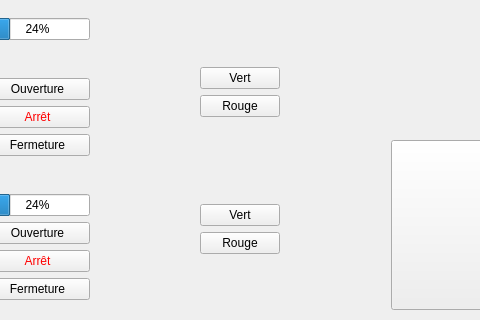
VConstans/IHMEcluse, file mainwindow.ui: the form before one commit; both pictures show x 287 to 767 and y 422 to 742 of the 1107 by 843 pixel window.
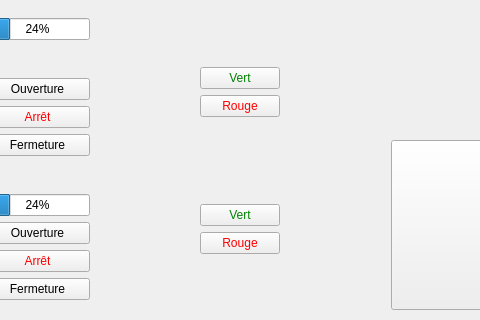
The form after the commit. Icons and pictures are not drawn.

Commit message: Change pixmap for signal, vannes and alarm

Diff of the .ui file:
```diff
--- a/mainwindow.ui
+++ b/mainwindow.ui
@@ -596,7 +596,7 @@
            <item>
             <widget class="QPushButton" name="vertMontant">
              <property name="styleSheet">
-              <string notr="true">#pushButton_3{color: green}</string>
+              <string notr="true">#vertMontant{color: green}</string>
              </property>
              <property name="text">
               <string>Vert</string>
@@ -606,7 +606,7 @@
            <item>
             <widget class="QPushButton" name="rougeMontant">
              <property name="styleSheet">
-              <string notr="true">#pushButton_4{color: red}</string>
+              <string notr="true">#rougeMontant{color: red}</string>
              </property>
              <property name="text">
               <string>Rouge</string>
@@ -620,7 +620,7 @@
            <item>
             <widget class="QPushButton" name="vertAvalant">
              <property name="styleSheet">
-              <string notr="true">#pushButton_2{color: green}</string>
+              <string notr="true">#vertAvalant{color: green}</string>
              </property>
              <property name="text">
               <string>Vert</string>
@@ -630,7 +630,7 @@
            <item>
             <widget class="QPushButton" name="rougeAvalant">
              <property name="styleSheet">
-              <string notr="true">#pushButton{color: red}</string>
+              <string notr="true">#rougeAvalant{color: red}</string>
              </property>
              <property name="text">
               <string>Rouge</string>
```
The commit also changes 2 other files.
